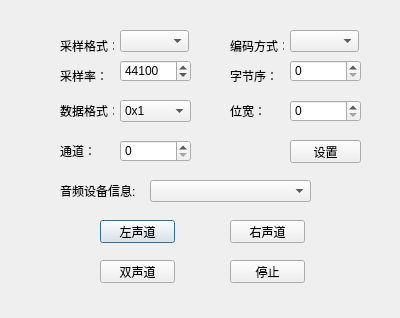
Old version of the form Recording.ui in the repository wangchuanchuan/RecordRtAudio.
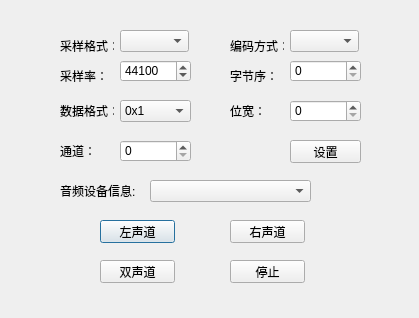
New version of the form.

The edit to the form file:
```diff
--- a/Recording.ui
+++ b/Recording.ui
@@ -6,7 +6,7 @@
    <rect>
     <x>0</x>
     <y>0</y>
-    <width>400</width>
+    <width>419</width>
     <height>318</height>
    </rect>
   </property>
```
